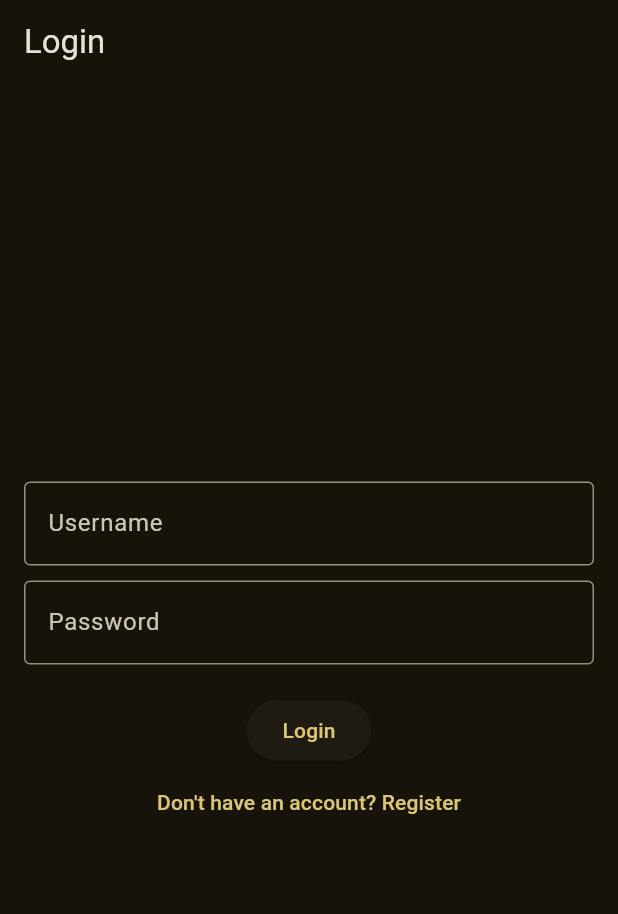
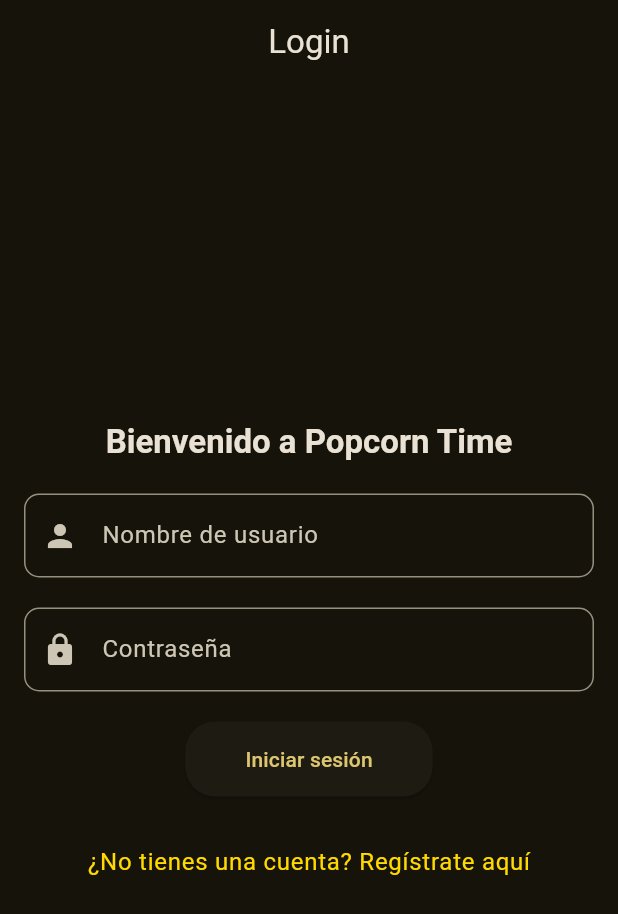
Before and after one commit to mapp2308/PopcornTime, a Flutter app: the screen it shows after launch, on a phone screen of 412 x 824 dp. Shown: the top 914 px of the screen. Run offline on Flutter 3.47's test engine with Material 3 defaults, Android fonts, the phone set to English and light mode, and no system bars; our stand-ins replace animate_do, card_swiper, dio, flutter_dotenv, flutter_riverpod, go_router and 1 more; accounts and stored records are empty.

Commit message:
Avance grande

```diff
--- a/lib/config/router/app_router.dart
+++ b/lib/config/router/app_router.dart
@@ -2,33 +2,54 @@
 // GoRouter es una librería que facilita la gestión de rutas y navegación en aplicaciones Flutter.
 
 import 'package:go_router/go_router.dart'; // Importa la librería GoRouter para la navegación.
-
+import 'package:popcorntime/config/helpers/database_helper.dart';
 import 'package:popcorntime/presentation/screens/screens.dart';
 import 'package:popcorntime/presentation/screens/users/login_screen.dart';
+import 'package:popcorntime/presentation/screens/movies/categories_screen.dart';
 
-final appRouter = GoRouter(
-  initialLocation: '/', // Establece la ubicación inicial al inicio de la aplicación, en este caso la pantalla principal ('/').
+
+Future<GoRouter> createAppRouter() async {
+  // Verifica si hay un usuario logueado
+  final DatabaseHelper dbHelper = DatabaseHelper();
+  final loggedInUser = await dbHelper.getLoggedInUser();
+
+  // Configura el GoRouter
+  return GoRouter(
+    initialLocation: loggedInUser != null ? '/' : '/login',
     routes: [
+      // Ruta para el login
+      GoRoute(
+        path: '/login',
+        builder: (context, state) => LoginScreen(),
+      ),
 
-    // Definición de la ruta para la pantalla de inicio (HomeScreen).
+      // Ruta para la pantalla principal (HomeScreen)
       GoRoute(
-      path: '/', // Ruta para la pantalla principal.
+        path: '/',
+        builder: (context, state) => const HomeScreen(),
+      ),
 
-      builder: (context, state) =>  LoginScreen(), // Construye el widget HomeScreen cuando se accede a esta ruta.
-      routes: [
-         // Definición de la ruta para la pantalla de detalle de película (MovieScreen).
+      // Ruta para la pantalla de géneros
       GoRoute(
-          path: 'movie/:id', // Ruta que recibe un parámetro dinámico 'id' que se refiere a la ID de la película.
-          name: MovieScreen.name, // Nombre de la ruta, utilizado para la navegación.
+        path: '/generos',
+        builder: (context, state) => GenersScreen(),
+      ),
+
+      // Ruta para la pantalla de detalles de la película
+      GoRoute(
+        path: '/movie/:id',
+        name: MovieScreen.name,
         builder: (context, state) {
-            // Obtiene el ID de la película de los parámetros de la ruta. Si no se encuentra, asigna 'no-id'.
           final movieId = state.params['id'] ?? 'no-id';
-
-            // Construye el widget MovieScreen pasando el ID de la película como parámetro.
           return MovieScreen(movieId: movieId);
         },
       ),
-      ]
+
+      // Ruta para categorías de películas
+      GoRoute(
+        path: '/categories',
+        builder: (context, state) => GenersScreen(),
       ),
-  ]
+    ],
   );
+}
--- a/lib/domain/entities/user.dart
+++ b/lib/domain/entities/user.dart
@@ -1,4 +1,3 @@
-
 class User {
   final int? id;
   final String nombre;
@@ -8,6 +7,7 @@ class User {
   final String telefono;
   List<String> peliculasFavoritas;
   List<String> peliculasPorVer;
+  bool isLogueado;
 
   User({
     this.id,
@@ -16,6 +16,7 @@ class User {
     required this.contrasena,
     required this.direccion,
     required this.telefono,
+    this.isLogueado = false,
     List<String>? peliculasFavoritas,
     List<String>? peliculasPorVer,
   })  : peliculasFavoritas = peliculasFavoritas ?? [],
@@ -24,13 +25,15 @@ class User {
   // Convertir un User a un Map para la base de datos
   Map<String, dynamic> toMap() {
     return {
+      'id': id,
       'nombre': nombre,
       'apellido': apellido,
       'contrasena': contrasena,
       'direccion': direccion,
       'telefono': telefono,
-      'peliculasFavoritas': peliculasFavoritas.join(','),
-      'peliculasPorVer': peliculasPorVer.join(','),
+      'peliculasFavoritas': peliculasFavoritas.join(','), // Convierte la lista en una cadena separada por comas
+      'peliculasPorVer': peliculasPorVer.join(','), // Convierte la lista en una cadena separada por comas
+      'isLogueado': isLogueado ? 1 : 0, // Almacena el valor booleano como entero (0 o 1)
     };
   }
 
@@ -43,8 +46,13 @@ class User {
       contrasena: map['contrasena'],
       direccion: map['direccion'],
       telefono: map['telefono'],
-      peliculasFavoritas: map['peliculasFavoritas'].isNotEmpty ? map['peliculasFavoritas'].split(',') : [],
-      peliculasPorVer: map['peliculasPorVer'].isNotEmpty ? map['peliculasPorVer'].split(',') : [],
+      isLogueado: map['isLogueado'] == 1, // Convierte 0/1 de la base de datos a un valor booleano
+      peliculasFavoritas: map['peliculasFavoritas'] != null && map['peliculasFavoritas'].isNotEmpty
+          ? map['peliculasFavoritas'].split(',') // Convierte la cadena separada por comas a una lista
+          : [],
+      peliculasPorVer: map['peliculasPorVer'] != null && map['peliculasPorVer'].isNotEmpty
+          ? map['peliculasPorVer'].split(',') // Convierte la cadena separada por comas a una lista
+          : [],
     );
   }
 }
--- a/lib/main.dart
+++ b/lib/main.dart
@@ -1,33 +1,38 @@
-// Este archivo es el punto de entrada principal de la aplicación popcorntime.
-// Se encarga de cargar las configuraciones iniciales y luego inicia la aplicación.
+import 'package:flutter/material.dart';
+import 'package:flutter_dotenv/flutter_dotenv.dart';
+import 'package:flutter_riverpod/flutter_riverpod.dart';
+import 'package:go_router/go_router.dart';
+import 'package:popcorntime/config/router/app_router.dart';
+import 'package:popcorntime/config/theme/app_theme.dart'; // Importa Riverpod
 
-import 'package:flutter/material.dart';
-import 'package:popcorntime/config/router/app_router.dart';
-import 'package:flutter_dotenv/flutter_dotenv.dart';
-import 'package:popcorntime/config/theme/app_theme.dart';
-import 'package:flutter_riverpod/flutter_riverpod.dart';
+void main() async {
+  WidgetsFlutterBinding.ensureInitialized();
 
-// Función main() que se ejecuta al iniciar la aplicación.
-// La palabra clave async se usa para ejecutar operaciones asíncronas como cargar el archivo .env.
-Future<void> main() async {
-  await dotenv.load(fileName: '.env'); // Carga el archivo .env que contiene las variables de entorno.
+  // Carga el archivo .env antes de inicializar la aplicación
+  await dotenv.load(fileName: ".env");
+
+  // Crear el GoRouter
+  final router = await createAppRouter();
 
   runApp(
-    const ProviderScope(child: MainApp())
+    ProviderScope(
+      child: MyApp(router: router),
+    ),
   );
 }
 
-// Clase MainApp que define la estructura de la aplicación.
-// Es el widget principal que contiene la configuración global de la app.
-class MainApp extends StatelessWidget {
-  const MainApp({super.key});
+class MyApp extends StatelessWidget {
+  final GoRouter router;
+
+  const MyApp({super.key, required this.router});
 
   @override
   Widget build(BuildContext context) {
     return MaterialApp.router(
-      routerConfig: appRouter, // Configura el enrutador de la aplicación usando el objeto appRouter.
-      debugShowCheckedModeBanner: false, // Desactiva el banner de depuración que aparece en la esquina superior derecha en modo de desarrollo.
-      theme: AppTheme().getTheme(), // Aplica el tema visual definido en la clase AppTheme.
+      debugShowCheckedModeBanner: false,
+      title: 'Popcorn Time',
+      theme: AppTheme().getTheme(),
+      routerConfig: router,
     );
   }
 }
--- a/lib/presentation/screens/users/login_screen.dart
+++ b/lib/presentation/screens/users/login_screen.dart
@@ -1,80 +1,133 @@
 import 'package:flutter/material.dart';
+import 'package:go_router/go_router.dart';
 import 'package:popcorntime/config/helpers/database_helper.dart';
-import 'package:popcorntime/presentation/screens/movies/home_screen.dart';
 import 'package:popcorntime/presentation/screens/users/register_screen.dart';
+
 
 class LoginScreen extends StatelessWidget {
   final TextEditingController _usernameController = TextEditingController();
   final TextEditingController _passwordController = TextEditingController();
-  final DatabaseHelper _dbHelper = DatabaseHelper();
+  final DatabaseHelper dbHelper = DatabaseHelper();
 
   LoginScreen({super.key});
 
+  Future<void> updateAllUsersToLoggedOut() async {
+    final db = await dbHelper.database;
+    await db.rawUpdate('UPDATE users SET isLogueado = 0');
+  }
+
   @override
   Widget build(BuildContext context) {
+    final textStyles = Theme.of(context).textTheme;
+
+    return FutureBuilder(
+      future: updateAllUsersToLoggedOut(),
+      builder: (context, snapshot) {
+        if (snapshot.connectionState == ConnectionState.waiting) {
+          return const Scaffold(
+            body: Center(child: CircularProgressIndicator()),
+          );
+        }
+
         return Scaffold(
           appBar: AppBar(
             title: const Text('Login'),
+            centerTitle: true,
           ),
           body: Padding(
             padding: const EdgeInsets.all(16.0),
+            child: Center(
               child: Column(
                 mainAxisAlignment: MainAxisAlignment.center,
                 children: [
+                  Text(
+                    'Bienvenido a Popcorn Time',
+                    style: textStyles.titleLarge?.copyWith(
+                      fontWeight: FontWeight.bold,
+                    ),
+                    textAlign: TextAlign.center,
+                  ),
+                  const SizedBox(height: 20),
                   TextField(
                     controller: _usernameController,
-              decoration: const InputDecoration(
-                labelText: 'Username',
-                border: OutlineInputBorder(),
+                    decoration: InputDecoration(
+                      labelText: 'Nombre de usuario',
+                      border: OutlineInputBorder(
+                        borderRadius: BorderRadius.circular(10),
+                      ),
+                      prefixIcon: const Icon(Icons.person),
                     ),
                   ),
-            const SizedBox(height: 10),
+                  const SizedBox(height: 20),
                   TextField(
                     controller: _passwordController,
-              decoration: const InputDecoration(
-                labelText: 'Password',
-                border: OutlineInputBorder(),
+                    decoration: InputDecoration(
+                      labelText: 'Contraseña',
+                      border: OutlineInputBorder(
+                        borderRadius: BorderRadius.circular(10),
+                      ),
+                      prefixIcon: const Icon(Icons.lock),
                     ),
                     obscureText: true,
                   ),
                   const SizedBox(height: 20),
                   ElevatedButton(
+                    style: ElevatedButton.styleFrom(
+                      padding: const EdgeInsets.symmetric(
+                        horizontal: 40,
+                        vertical: 15,
+                      ),
+                      shape: RoundedRectangleBorder(
+                        borderRadius: BorderRadius.circular(20),
+                      ),
+                    ),
                     onPressed: () async {
-                String username = _usernameController.text;
-                String password = _passwordController.text;
+                      final username = _usernameController.text;
+                      final password = _passwordController.text;
 
-                if (username.isNotEmpty && password.isNotEmpty) {
-                  final user = await _dbHelper.loginUser(username, password);
+                      final user = await dbHelper.loginUser(username, password);
                       if (user != null) {
-                   Navigator.push(
-                      context,
-                      MaterialPageRoute(builder: (context) => HomeScreen(user: user)),
-                    );
+                        user.isLogueado = true;
+                        await dbHelper.updateUser(user);
+
+                        context.go('/'); // Redirige al home
                       } else {
                         ScaffoldMessenger.of(context).showSnackBar(
-                      const SnackBar(content: Text('Invalid username or password')),
-                    );
-                  }
-                } else {
-                  ScaffoldMessenger.of(context).showSnackBar(
-                    const SnackBar(content: Text('Please fill all fields')),
+                          const SnackBar(
+                            content: Text(
+                              'Usuario o contraseña incorrectos',
+                              textAlign: TextAlign.center,
+                            ),
+                          ),
                         );
                       }
                     },
-              child: const Text('Login'),
+                    child: const Text('Iniciar sesión'),
                   ),
+                  const SizedBox(height: 20),
                   TextButton(
                     onPressed: () {
+                      // Navega a la pantalla de registro
                       Navigator.push(
                         context,
-                  MaterialPageRoute(builder: (context) => RegisterScreen()),
+                        MaterialPageRoute(
+                          builder: (context) => RegisterScreen(),
+                        ),
                       );
                     },
-              child: const Text('Don\'t have an account? Register'),
+                    child: Text(
+                      '¿No tienes una cuenta? Regístrate aquí',
+                      style: textStyles.bodyLarge?.copyWith(
+                        color: const Color.fromARGB(255, 255, 217, 0),
+                      ),
+                    ),
                   ),
                 ],
               ),
             ),
+          ),
+        );
+      },
     );
   }
 }
```
Also changed, not shown: lib/infraestrucuture/datasource/moviedb_datasource.dart (+23 -0 lines), lib/presentation/screens/movies/categories_screen.dart (added, +193 -0 lines), lib/presentation/screens/movies/home_screen.dart (+7 -6 lines), lib/presentation/widgets/drawer.dart (added, +62 -0 lines), lib/presentation/widgets/shared/custom_bottom_navigation.dart (+55 -11 lines), 1 other file. Lines whose indentation alone changed are shown as unchanged.
